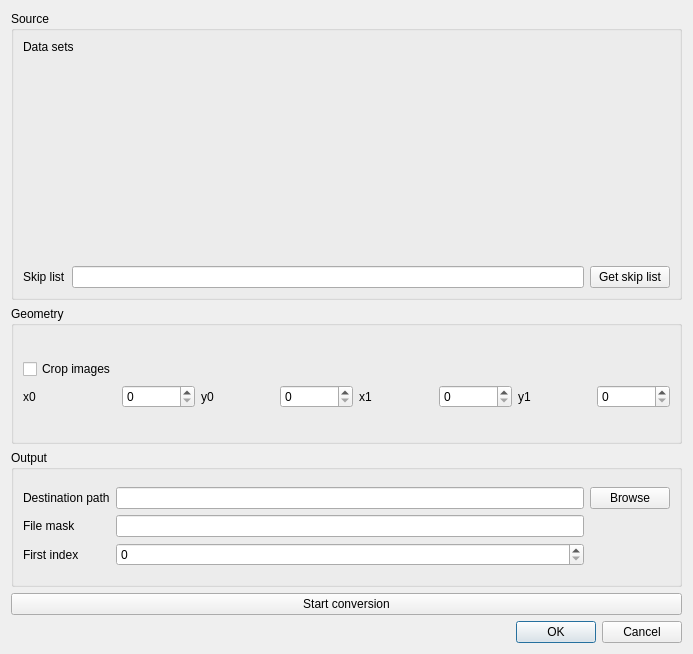
This is imagingtool/fileconversiondialog.ui in neutronimaging/imagingsuite as Qt 5 draws it before an edit. The edited form follows.
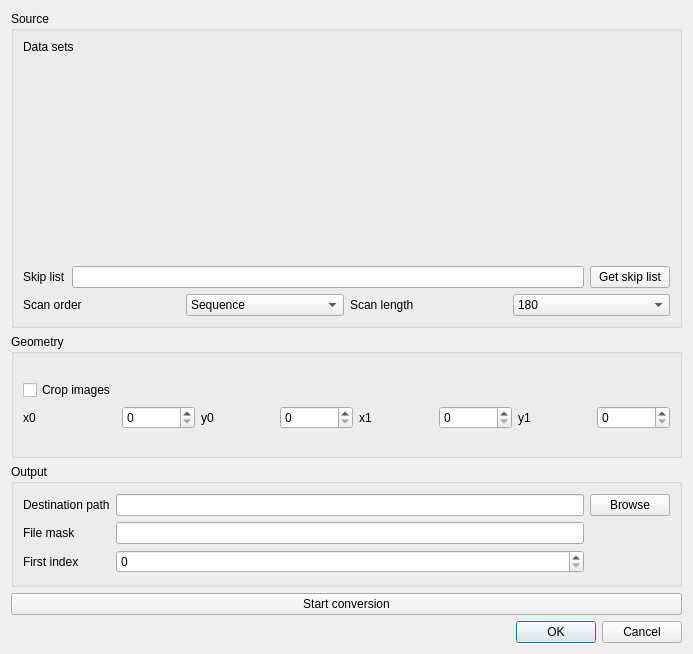
This is the edited form. Custom widgets are drawn as their Qt base class.

Commit message: Added golden ratio to file conversion

What changed in the file:
```diff
--- a/imagingtool/fileconversiondialog.ui
+++ b/imagingtool/fileconversiondialog.ui
@@ -62,6 +62,52 @@
             </item>
            </layout>
           </item>
+          <item>
+           <layout class="QHBoxLayout" name="horizontalLayout_2">
+            <item>
+             <widget class="QLabel" name="label_5">
+              <property name="text">
+               <string>Scan order</string>
+              </property>
+             </widget>
+            </item>
+            <item>
+             <widget class="QComboBox" name="comboBox_ScanOrder">
+              <item>
+               <property name="text">
+                <string>Sequence</string>
+               </property>
+              </item>
+              <item>
+               <property name="text">
+                <string>Golden ratio</string>
+               </property>
+              </item>
+             </widget>
+            </item>
+            <item>
+             <widget class="QLabel" name="label_6">
+              <property name="text">
+               <string>Scan length</string>
+              </property>
+             </widget>
+            </item>
+            <item>
+             <widget class="QComboBox" name="comboBox_ScanLength">
+              <item>
+               <property name="text">
+                <string>180</string>
+               </property>
+              </item>
+              <item>
+               <property name="text">
+                <string>360</string>
+               </property>
+              </item>
+             </widget>
+            </item>
+           </layout>
+          </item>
          </layout>
         </item>
        </layout>
```
The commit also changes 1 other file.
